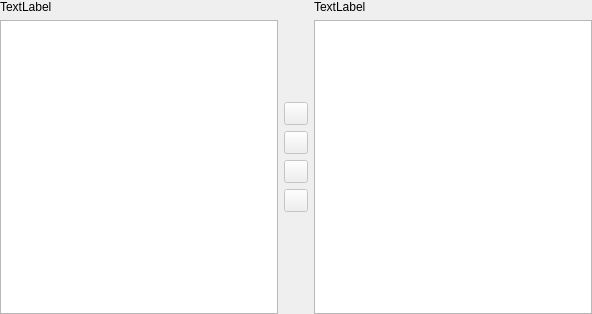
Qt form src/terralib/qt/widgets/utils/ui/DoubleListWidgetForm.ui (claudiobogossian/terralib5) before a commit.
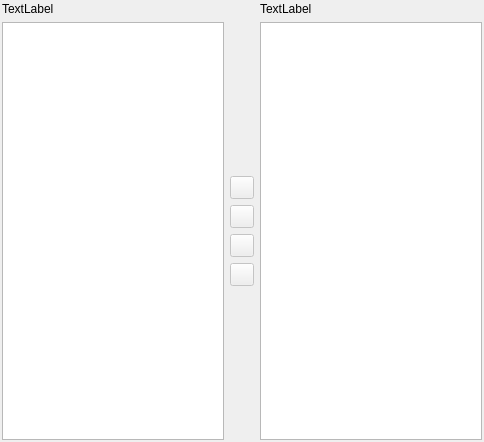
The same form after that commit.

Commit message: added new qt widget and change others layout widgets

The edit to the form file:
```diff
--- a/src/terralib/qt/widgets/utils/ui/DoubleListWidgetForm.ui
+++ b/src/terralib/qt/widgets/utils/ui/DoubleListWidgetForm.ui
@@ -6,32 +6,43 @@
    <rect>
     <x>0</x>
     <y>0</y>
-    <width>592</width>
-    <height>314</height>
+    <width>484</width>
+    <height>442</height>
    </rect>
   </property>
   <property name="windowTitle">
    <string>Form</string>
   </property>
-  <layout class="QHBoxLayout" name="horizontalLayout" stretch="0,0,0">
+  <layout class="QGridLayout" name="gridLayout_5">
    <property name="margin">
-    <number>0</number>
+    <number>2</number>
    </property>
-   <item>
-    <layout class="QVBoxLayout" name="verticalLayout_3" stretch="0,1">
-     <item>
+   <item row="0" column="0">
+    <layout class="QGridLayout" name="gridLayout_4">
+     <item row="0" column="0">
+      <layout class="QGridLayout" name="gridLayout">
+       <item row="0" column="0">
       <widget class="QLabel" name="m_leftItemsLabel">
        <property name="text">
         <string>TextLabel</string>
        </property>
       </widget>
      </item>
-     <item>
+       <item row="1" column="0">
       <widget class="QListWidget" name="m_leftListWidget"/>
      </item>
     </layout>
    </item>
-   <item>
+     <item row="0" column="1">
+      <layout class="QGridLayout" name="gridLayout_3">
+       <item row="0" column="0">
+        <widget class="QLabel" name="label">
+         <property name="text">
+          <string/>
+         </property>
+        </widget>
+       </item>
+       <item row="1" column="0">
     <layout class="QVBoxLayout" name="verticalLayout" stretch="1,0,0,0,0,1">
      <item>
       <spacer name="verticalSpacer">
@@ -104,17 +115,21 @@
      </item>
     </layout>
    </item>
-   <item>
-    <layout class="QVBoxLayout" name="verticalLayout_2" stretch="0,1">
-     <item>
+      </layout>
+     </item>
+     <item row="0" column="2">
+      <layout class="QGridLayout" name="gridLayout_2">
+       <item row="0" column="0">
       <widget class="QLabel" name="m_rightItemsLabel">
        <property name="text">
         <string>TextLabel</string>
        </property>
       </widget>
      </item>
-     <item>
+       <item row="1" column="0">
       <widget class="QListWidget" name="m_rightListWidget"/>
+       </item>
+      </layout>
      </item>
     </layout>
    </item>
```
Lines whose indentation alone changed are shown as unchanged. The commit also changes 7 other files.
